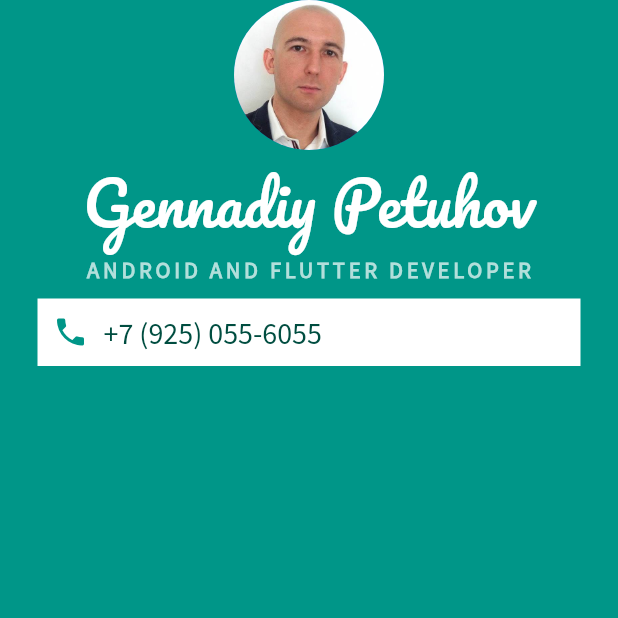
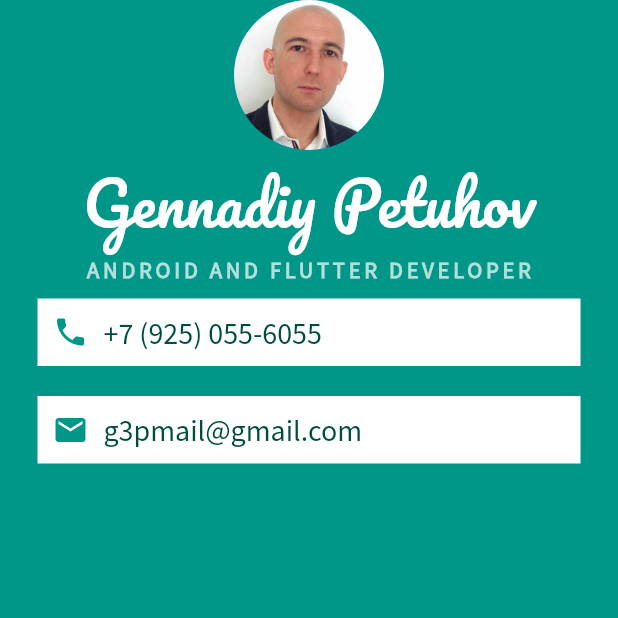
Before and after one commit to gpetuhov/FlutterTutorial, a Flutter app: the screen it shows after launch, on a phone screen of 412 x 824 dp, the top half of it. Run offline on Flutter 3.47's test engine with Material 2 defaults, Android fonts, the phone set to English and light mode, and no system bars.

Commit message:
Add email

```diff
--- a/03-MiCard/mi_card_flutter/lib/main.dart
+++ b/03-MiCard/mi_card_flutter/lib/main.dart
@@ -61,6 +61,32 @@ class MyApp extends StatelessWidget {
                     ),
                   ],
                 ),
+              ),
+              Container(
+                color: Colors.white,
+                padding: EdgeInsets.all(10.0),
+                margin: EdgeInsets.symmetric(
+                  vertical: 10.0,
+                  horizontal: 25.0,
+                ),
+                child: Row(
+                  children: [
+                    Icon(
+                      Icons.email,
+                      color: Colors.teal,
+                    ),
+                    SizedBox(
+                      width: 10.0,
+                    ),
+                    Text(
+                      'g3pmail@gmail.com',
+                      style: TextStyle(
+                          fontFamily: 'Source Sans Pro',
+                          fontSize: 20.0,
+                          color: Colors.teal.shade900),
+                    ),
+                  ],
+                ),
               )
             ],
           ),
```
